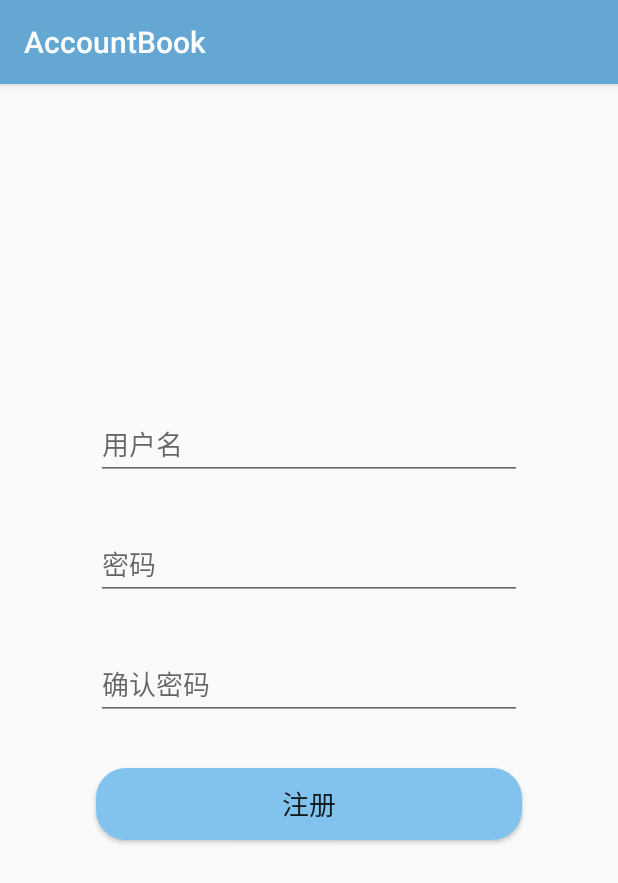
After one commit to seekerzhouk/AccountBook, an Android app: the fragment SignUpFragment shown on its own in the app's theme, on a phone screen of 412 x 824 dp. The commit adds this screen. Shown: the top 883 px of the screen. Run offline under Robolectric (Android 15) with nearby library versions, the phone set to English and light mode, and no system bars.

Commit message:
[新增] 1.登陆、注册界面。 2.fragment中监听到返回键。

```diff
--- a/app/build.gradle
+++ b/app/build.gradle
@@ -46,5 +46,6 @@ dependencies {
 
     //Room
     implementation "androidx.room:room-runtime:2.2.5"
+    implementation 'androidx.legacy:legacy-support-v4:1.0.0'
     kapt "androidx.room:room-compiler:2.2.5"
 }
--- /dev/null
+++ b/app/src/main/java/com/seekerzhouk/accountbook/ui/me/SignUpFragment.kt
@@ -0,0 +1,41 @@
+package com.seekerzhouk.accountbook.ui.me
+
+import android.os.Bundle
+import android.view.KeyEvent
+import androidx.fragment.app.Fragment
+import android.view.LayoutInflater
+import android.view.View
+import android.view.ViewGroup
+import androidx.navigation.fragment.findNavController
+import com.seekerzhouk.accountbook.R
+import kotlinx.android.synthetic.main.fragment_sign_up.*
+
+class SignUpFragment : Fragment() {
+
+    override fun onCreateView(
+        inflater: LayoutInflater, container: ViewGroup?,
+        savedInstanceState: Bundle?
+    ): View? {
+        return inflater.inflate(R.layout.fragment_sign_up, container, false).also {
+            it.isFocusableInTouchMode = true
+            it.requestFocus()
+            it.setOnKeyListener(object : View.OnKeyListener {
+                override fun onKey(v: View?, keyCode: Int, event: KeyEvent?): Boolean {
+                    if (event?.action == KeyEvent.ACTION_UP && keyCode == KeyEvent.KEYCODE_BACK) {
+                        this@SignUpFragment.findNavController()
+                            .navigate(R.id.action_signUpFragment_to_loginFragment)
+                        return true
+                    }
+                    return false
+                }
+            })
+        }
+    }
+
+    override fun onViewCreated(view: View, savedInstanceState: Bundle?) {
+        super.onViewCreated(view, savedInstanceState)
+        buttonSignUp.setOnClickListener {
+
+        }
+    }
+}
--- /dev/null
+++ b/app/src/main/res/drawable/button_login_selector.xml
@@ -0,0 +1,7 @@
+<?xml version="1.0" encoding="utf-8"?>
+<selector xmlns:android="http://schemas.android.com/apk/res/android">
+    <!-- Button正常状态下的背景 -->
+    <item android:drawable="@drawable/button_login_shape_normal" android:state_pressed="false" />
+    <!-- Button按下时的背景 -->
+    <item android:drawable="@drawable/button_login_shape_pressed" android:state_pressed="true" />
+</selector>
--- /dev/null
+++ b/app/src/main/res/drawable/button_login_shape_normal.xml
@@ -0,0 +1,6 @@
+<?xml version="1.0" encoding="utf-8"?>
+<shape xmlns:android="http://schemas.android.com/apk/res/android"
+    android:shape="rectangle">
+    <corners android:radius="20dp" />
+    <solid android:color="@color/btn_login_normal" />
+</shape>
--- /dev/null
+++ b/app/src/main/res/drawable/button_login_shape_pressed.xml
@@ -0,0 +1,6 @@
+<?xml version="1.0" encoding="utf-8"?>
+<shape xmlns:android="http://schemas.android.com/apk/res/android"
+    android:shape="rectangle">
+    <corners android:radius="20dp" />
+    <solid android:color="@color/btn_login_pressed" />
+</shape>
--- /dev/null
+++ b/app/src/main/res/layout/fragment_sign_up.xml
@@ -0,0 +1,71 @@
+<?xml version="1.0" encoding="utf-8"?>
+<androidx.constraintlayout.widget.ConstraintLayout xmlns:android="http://schemas.android.com/apk/res/android"
+    xmlns:app="http://schemas.android.com/apk/res-auto"
+    xmlns:tools="http://schemas.android.com/tools"
+    android:layout_width="match_parent"
+    android:layout_height="match_parent"
+    tools:context=".ui.me.SignUpFragment">
+
+    <!-- TODO: Update blank fragment layout -->
+
+    <EditText
+        android:id="@+id/signUpUserName"
+        android:layout_width="0dp"
+        android:layout_height="wrap_content"
+        android:layout_marginStart="64dp"
+        android:layout_marginEnd="64dp"
+        android:ems="10"
+        android:hint="用户名"
+        android:inputType="textPersonName"
+        app:layout_constraintBottom_toBottomOf="parent"
+        app:layout_constraintEnd_toEndOf="parent"
+        app:layout_constraintHorizontal_bias="0.497"
+        app:layout_constraintStart_toStartOf="parent"
+        app:layout_constraintTop_toTopOf="parent"
+        app:layout_constraintVertical_bias="0.3" />
+
+    <EditText
+        android:id="@+id/signUpPassword"
+        android:layout_width="0dp"
+        android:layout_height="wrap_content"
+        android:layout_marginStart="64dp"
+        android:layout_marginTop="32dp"
+        android:layout_marginEnd="64dp"
+        android:ems="10"
+        android:hint="密码"
+        android:inputType="textPassword"
+        app:layout_constraintEnd_toEndOf="parent"
+        app:layout_constraintStart_toStartOf="parent"
+        app:layout_constraintTop_toBottomOf="@+id/signUpUserName" />
+
+    <Button
+        android:id="@+id/buttonSignUp"
+        android:layout_width="0dp"
+        android:layout_height="wrap_content"
+        android:layout_marginStart="64dp"
+        android:layout_marginTop="32dp"
+        android:layout_marginEnd="64dp"
+        android:background="@drawable/button_login_selector"
+        android:text="注册"
+        android:textSize="18sp"
+        app:layout_constraintEnd_toEndOf="parent"
+        app:layout_constraintHorizontal_bias="0.0"
+        app:layout_constraintStart_toStartOf="parent"
+        app:layout_constraintTop_toBottomOf="@+id/signUpConfirmPassword" />
+
+    <EditText
+        android:id="@+id/signUpConfirmPassword"
+        android:layout_width="0dp"
+        android:layout_height="wrap_content"
+        android:layout_marginStart="64dp"
+        android:layout_marginTop="32dp"
+        android:layout_marginEnd="64dp"
+        android:ems="10"
+        android:hint="确认密码"
+        android:inputType="textPassword"
+        app:layout_constraintEnd_toEndOf="parent"
+        app:layout_constraintHorizontal_bias="0.497"
+        app:layout_constraintStart_toStartOf="parent"
+        app:layout_constraintTop_toBottomOf="@+id/signUpPassword" />
+
+</androidx.constraintlayout.widget.ConstraintLayout>
--- a/app/src/main/res/values/colors.xml
+++ b/app/src/main/res/values/colors.xml
@@ -14,6 +14,9 @@
     <color name="histogram">#E2A96D</color>
 
     <color name="collapsing">#64A7D3</color>
+    <color name="btn_login_normal">#82C3EE</color>
+    <color name="btn_login_pressed">#5C8EB0</color>
+    <color name="text_sign_up">#4D80A2</color>
 
     <!-- start   pieView的颜色-->
     <color name="pie_view_0">#F1A49F</color>
--- a/app/src/main/res/values/strings.xml
+++ b/app/src/main/res/values/strings.xml
@@ -6,4 +6,6 @@
     <string name="exit_app">3秒内再点一次退出应用</string>
     <string name="background">背景</string>
     <string name="change_background">更换背景</string>
+    <!-- TODO: Remove or change this placeholder text -->
+    <string name="hello_blank_fragment">Hello blank fragment</string>
 </resources>
```
Also changed, not shown: app/src/main/java/com/seekerzhouk/accountbook/ui/me/LoginFragment.kt (added, +44 -0 lines), app/src/main/java/com/seekerzhouk/accountbook/ui/me/MeFragment.kt (+17 -5 lines), app/src/main/res/anim/slide_from_left.xml (added, +8 -0 lines), app/src/main/res/anim/slide_from_rignt.xml (added, +8 -0 lines), app/src/main/res/anim/slide_to_left.xml (added, +8 -0 lines), app/src/main/res/anim/slide_to_rignt.xml (added, +8 -0 lines), app/src/main/res/layout/fragment_login.xml (added, +59 -0 lines), app/src/main/res/layout/fragment_me_login.xml (added, +36 -0 lines), app/src/main/res/navigation/mobile_navigation.xml (+34 -1 lines).
